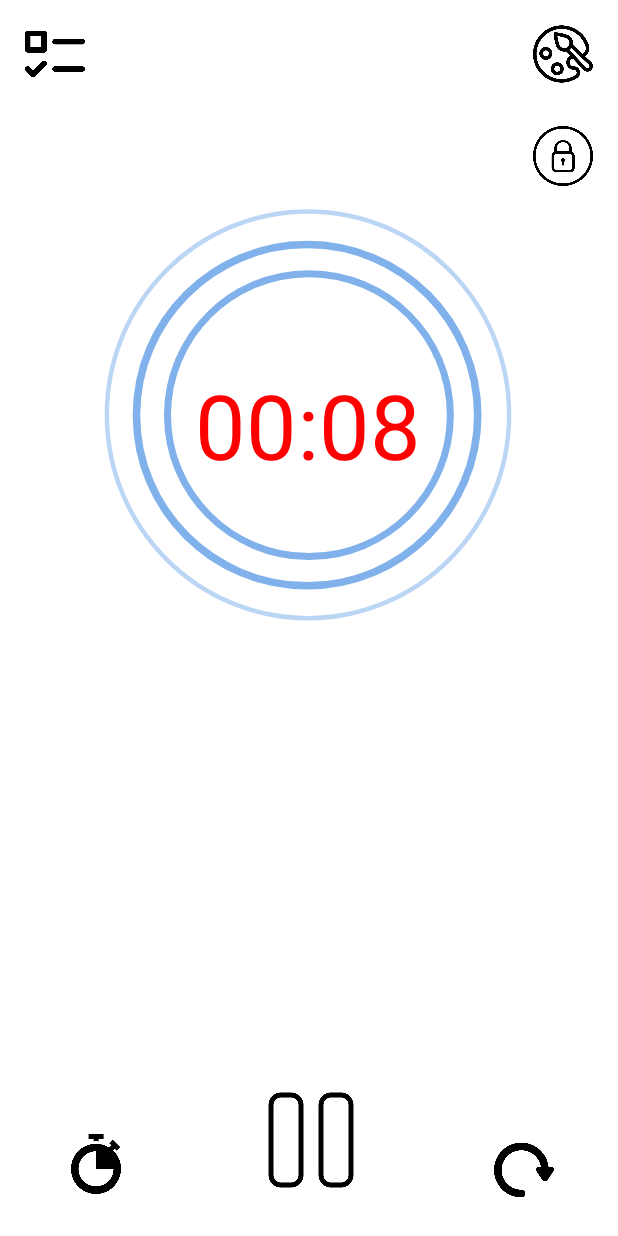
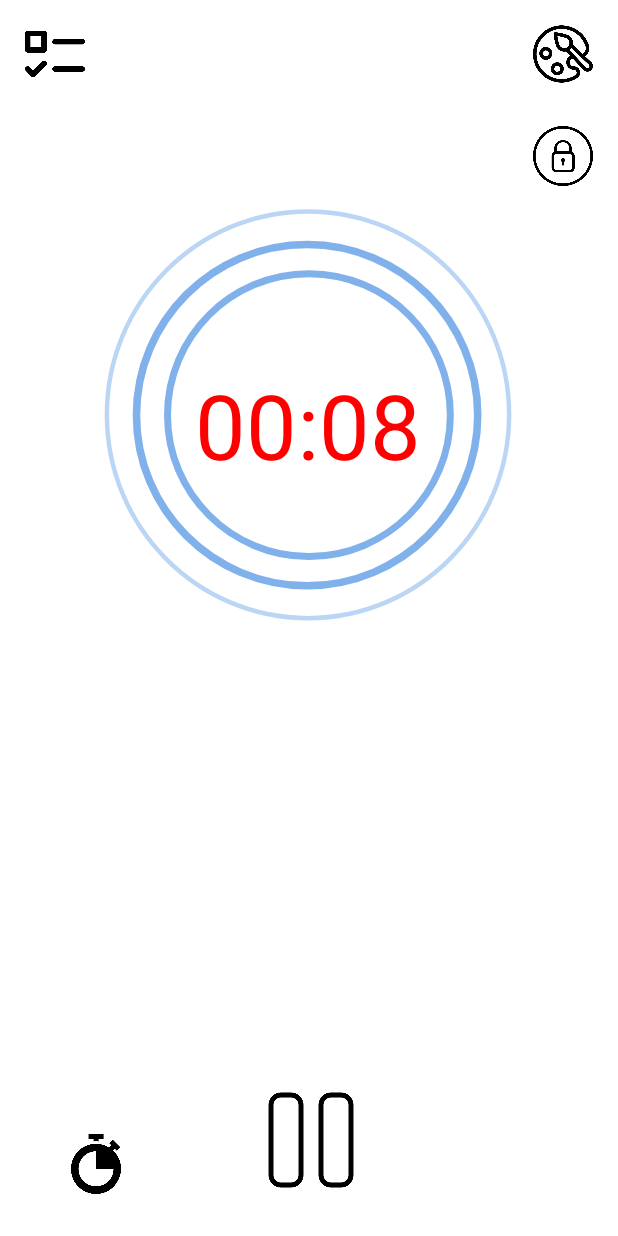
Before and after one commit to ibrahimozturk47/aet-tnet2g-ncelleme1, an Android app: the screen it shows after launch (MainActivity), after a tap on an icon or button, on a phone screen of 412 x 824 dp. Run offline under Robolectric (Android 15) with nearby library versions, the phone set to English and light mode, and no system bars.

Commit message:
Etütnet Güncelleme4

```diff
--- a/app/build.gradle
+++ b/app/build.gradle
@@ -39,4 +39,5 @@ dependencies {
     androidTestImplementation 'androidx.test.ext:junit:1.1.3'
     androidTestImplementation 'androidx.test.espresso:espresso-core:3.4.0'
     implementation "com.airbnb.android:lottie:$lottieVersion"
+    implementation 'com.google.code.gson:gson:2.8.9'
 }
--- a/app/src/main/java/com/test/ettnet/MainActivity.java
+++ b/app/src/main/java/com/test/ettnet/MainActivity.java
@@ -1,9 +1,13 @@
 package com.test.ettnet;
 
+import androidx.annotation.NonNull;
 import androidx.appcompat.app.AppCompatActivity;
 import androidx.constraintlayout.widget.ConstraintLayout;
 
+import android.content.Context;
 import android.content.Intent;
+import android.content.SharedPreferences;
+import android.content.pm.ActivityInfo;
 import android.graphics.Color;
 import android.graphics.drawable.Drawable;
 import android.media.MediaPlayer;
@@ -26,7 +30,7 @@ import java.util.Locale;
 public class MainActivity extends AppCompatActivity {
     private static long surem = 10000;
     TextView suresiyah;
-    LottieAnimationView animasyon2;
+    LottieAnimationView animasyon2,animasyon3;
     ConstraintLayout arkaplan;
     private Button butonbasladur,anahtarbuton, butonsıfırla,butonseçim,temabutonsiyah,cıkısbuton;
     private ImageView baslaresimsiyah, durdurresimsiyah,anahtarsiyahresim,anahtarbeyazresim,
@@ -35,6 +39,10 @@ public class MainActivity extends AppCompatActivity {
     private long renk;
     private boolean geçensure,artısecim,anahtarsecim;
     private long saniye = surem;
+    private SharedPreferences preferences;
+    private SharedPreferences.Editor editor;
+    String geçen;
+
 
 
     @Override
@@ -44,9 +52,11 @@ public class MainActivity extends AppCompatActivity {
         this.getWindow().setFlags(WindowManager.LayoutParams.FLAG_FULLSCREEN, WindowManager.LayoutParams.FLAG_FULLSCREEN);
         getSupportActionBar().hide();
         setContentView(R.layout.activity_main);
+        this.setRequestedOrientation(ActivityInfo.SCREEN_ORIENTATION_PORTRAIT);
         butonbasladur = findViewById(R.id.basladurbuton);
         butonsıfırla = findViewById(R.id.butonsıfırla);
         animasyon2=findViewById(R.id.animationView2);
+        animasyon3=findViewById(R.id.animationView3);
         baslaresimsiyah = findViewById(R.id.baslatresimsiyah);
         secimresim=findViewById(R.id.seçimresim);
         anahtarbeyazresim=findViewById(R.id.anahtarbeyazresim);
@@ -72,6 +82,13 @@ public class MainActivity extends AppCompatActivity {
         temasiyahresim.setVisibility(View.VISIBLE);
         temabutonsiyah.setVisibility(View.VISIBLE);
         animasyon2.setVisibility(View.INVISIBLE);
+
+       // preferences=this.getSharedPreferences("com.test.ettnet", Context.MODE_PRIVATE);
+        //geçen=preferences.getString("itemtext",null);
+        //suresiyah.setText(geçen);
+
+
+
         butonbasladur.setOnClickListener(new View.OnClickListener() {
             @Override
             public void onClick(View view) {
@@ -84,8 +101,19 @@ public class MainActivity extends AppCompatActivity {
                     animasyon2.setVisibility(View.INVISIBLE);
                     anahtarbeyazresim.setVisibility(View.INVISIBLE);
                     durdurresimsiyah.setVisibility(View.INVISIBLE);
-                    butonsıfırla.setVisibility(View.VISIBLE);
+                    //if (anahtarsecim&&!geçensure){
+
+                    //butonsıfırla.setVisibility(View.INVISIBLE);
+                       // sıfırlaresimisiyah.setVisibility(View.INVISIBLE);
+                    //}else if(!anahtarsecim &&geçensure){
+                        butonsıfırla.setVisibility(View.VISIBLE);
+                        sıfırlaresimisiyah.setVisibility(View.VISIBLE);
+                   // }
                     suresiyah.setTextColor(Color.parseColor("#000000"));
+                    animasyon3.setVisibility(View.INVISIBLE);
+                    //editor=preferences.edit();
+                    //editor.putString("itemtext",geçen);
+                    //editor.apply();
 
                 } else {
                     //başlama
@@ -96,8 +124,9 @@ public class MainActivity extends AppCompatActivity {
 
                             int dakikam = (int) (saniye / 1000 / 60);
                             int saniyem = (int) (saniye / 1000) % 60;
-                            String geçen = String.format(Locale.getDefault(), "%02d:%02d", dakikam, saniyem);
+                             geçen = String.format(Locale.getDefault(), "%02d:%02d", dakikam, saniyem);
                             suresiyah.setText(geçen);
+
 
 
 
@@ -110,9 +139,18 @@ public class MainActivity extends AppCompatActivity {
                             durdurresimsiyah.setVisibility(View.INVISIBLE);
                             butonbasladur.setVisibility(View.INVISIBLE);
                             suresiyah.setTextColor(Color.parseColor("#00ff00"));
-                            butonsıfırla.setVisibility(View.VISIBLE);
+                            if (anahtarsecim){
+                                butonsıfırla.setVisibility(View.INVISIBLE);
+                                sıfırlaresimisiyah.setVisibility(View.INVISIBLE);
+                            }else if(!anahtarsecim){
+                                butonsıfırla.setVisibility(View.VISIBLE);
+                                sıfırlaresimisiyah.setVisibility(View.VISIBLE);
+                            }
+
+
                             animasyon2.setVisibility(View.INVISIBLE);
                             mediaPlayer.start();
+                            animasyon3.setVisibility(View.VISIBLE);
                         }
                     }.start();
                     geçensure = true;
@@ -122,12 +160,15 @@ public class MainActivity extends AppCompatActivity {
                     anahtarbeyazresim.setVisibility(View.VISIBLE);
                     animasyon2.setVisibility(View.VISIBLE);
                     butonsıfırla.setVisibility(View.INVISIBLE);
+                    sıfırlaresimisiyah.setVisibility(View.INVISIBLE);
                     suresiyah.setTextColor(Color.parseColor("#FF0000"));
+                    animasyon3.setVisibility(View.INVISIBLE);
 
 
                 }
             }
         });
+
 
         butonsıfırla.setOnClickListener(new View.OnClickListener() {
             @Override
@@ -137,11 +178,13 @@ public class MainActivity extends AppCompatActivity {
 
                 int dakikam = (int) (saniye / 1000 / 60);
                 int saniyem = (int) (saniye / 1000) % 60;
-                String geçen = String.format(Locale.getDefault(), "%02d:%02d", dakikam, saniyem);
+                 geçen = String.format(Locale.getDefault(), "%02d:%02d", dakikam, saniyem);
                 suresiyah.setText(geçen);
                 butonbasladur.setVisibility(View.VISIBLE);
                 baslaresimsiyah.setVisibility(View.VISIBLE);
+                durdurresimsiyah.setVisibility(View.INVISIBLE);
                 suresiyah.setTextColor(Color.parseColor("#000000"));
+                animasyon3.setVisibility(View.INVISIBLE);
 
             }
         });
@@ -166,7 +209,7 @@ public class MainActivity extends AppCompatActivity {
                 }
                 int dakikam = (int) (saniye / 1000 / 60);
                 int saniyem = (int) (saniye / 1000) % 60;
-                String geçen = String.format(Locale.getDefault(), "%02d:%02d", dakikam, saniyem);
+                 geçen = String.format(Locale.getDefault(), "%02d:%02d", dakikam, saniyem);
                 suresiyah.setText(geçen);
             }
 
@@ -174,7 +217,7 @@ public class MainActivity extends AppCompatActivity {
         });
         int dakikam = (int) (saniye / 1000 / 60);
         int saniyem = (int) (saniye / 1000) % 60;
-        String geçen = String.format(Locale.getDefault(), "%02d:%02d", dakikam, saniyem);
+        geçen = String.format(Locale.getDefault(), "%02d:%02d", dakikam, saniyem);
         suresiyah.setText(geçen);
 
         temabutonsiyah.setOnClickListener(new View.OnClickListener() {
@@ -217,11 +260,13 @@ cıkısbuton.setOnClickListener(new View.OnClickListener() {
 anahtarbuton.setOnClickListener(new View.OnClickListener() {
     @Override
     public void onClick(View view) {
-        if(anahtarsecim==true&&geçensure==true){
-            anahtarsecim=false;
+        if(!anahtarsecim&&geçensure){
+            anahtarsecim=true;
 
             durdurresimsiyah.setVisibility(View.INVISIBLE);
             sıfırlaresimisiyah.setVisibility(View.INVISIBLE);
+            temasiyahresim.setVisibility(View.INVISIBLE);
+            temabutonsiyah.setVisibility(View.INVISIBLE);
             butonsıfırla.setVisibility(View.INVISIBLE);
             secimresim.setVisibility(View.INVISIBLE);
             cıkısresimsiyah.setVisibility(View.INVISIBLE);
@@ -231,21 +276,38 @@ anahtarbuton.setOnClickListener(new View.OnClickListener() {
             anahtarsiyahresim.setVisibility(View.VISIBLE);
 
 
-        }else if(anahtarsecim==false) {
-            anahtarsecim=true;
-            durdurresimsiyah.setVisibility(View.VISIBLE);
-            sıfırlaresimisiyah.setVisibility(View.VISIBLE);
+        }else if(anahtarsecim) {
+            anahtarsecim=false;
+
+            //sıfırlaresimisiyah.setVisibility(View.VISIBLE);
+            temasiyahresim.setVisibility(View.VISIBLE);
+            temabutonsiyah.setVisibility(View.VISIBLE);
             secimresim.setVisibility(View.VISIBLE);
             cıkısresimsiyah.setVisibility(View.VISIBLE);
             cıkısbuton.setVisibility(View.VISIBLE);
             butonsıfırla.setVisibility(View.VISIBLE);
+            sıfırlaresimisiyah.setVisibility(View.VISIBLE);
             anahtarsiyahresim.setVisibility(View.INVISIBLE);
             anahtarbeyazresim.setVisibility(View.VISIBLE);
+            if (geçensure){
             butonbasladur.setVisibility(View.VISIBLE);
+            durdurresimsiyah.setVisibility(View.VISIBLE);
+            sıfırlaresimisiyah.setVisibility(View.INVISIBLE);
+            butonsıfırla.setVisibility(View.INVISIBLE);
+        }else if(!geçensure){
+                butonbasladur.setVisibility(View.INVISIBLE);
+                durdurresimsiyah.setVisibility(View.INVISIBLE);
+                sıfırlaresimisiyah.setVisibility(View.VISIBLE);
+                butonsıfırla.setVisibility(View.VISIBLE);
+            }
         }
     }
 });
 
+
+
     }
 
+
+
 }
--- a/app/src/main/res/layout/activity_main.xml
+++ b/app/src/main/res/layout/activity_main.xml
@@ -76,6 +76,19 @@
         app:lottie_loop="true"
         app:lottie_rawRes="@raw/sure2" />
 
+    <com.airbnb.lottie.LottieAnimationView
+        android:id="@+id/animationView3"
+        android:layout_width="250dp"
+        android:layout_height="250dp"
+        android:visibility="invisible"
+        app:layout_constraintBottom_toBottomOf="parent"
+        app:layout_constraintEnd_toEndOf="parent"
+        app:layout_constraintStart_toStartOf="parent"
+        app:layout_constraintTop_toTopOf="parent"
+        app:layout_constraintVertical_bias="0.656"
+        app:lottie_autoPlay="true"
+        app:lottie_loop="true"
+        app:lottie_rawRes="@raw/basarili" />
 
     <Button
         android:id="@+id/basladurbuton"
```
Also changed, not shown: app/src/main/java/com/test/ettnet/MainActivity2.java (+48 -33 lines), app/src/main/res/layout/activity_main2.xml (+2 -23 lines), app/src/main/res/raw/basarili.json (added, +1 -0 lines).
